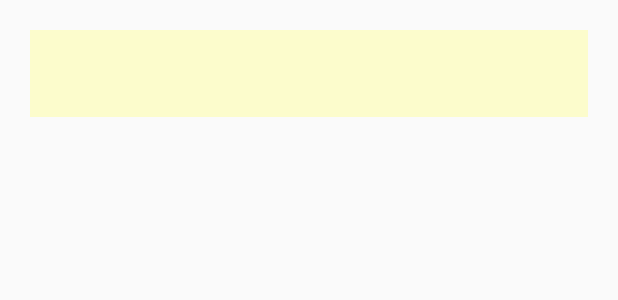
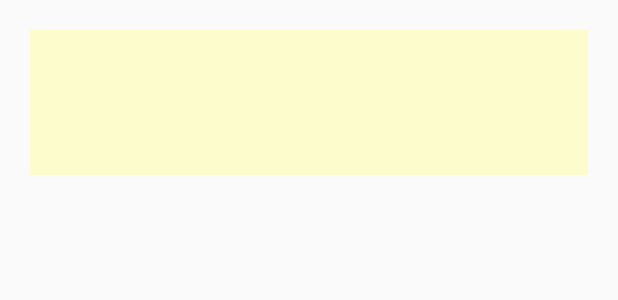
Before and after one commit to JeonK1/UnderTrail, an Android app: the layout raw_station.xml on its own in the app's theme, with its tools: preview values and no code run, on a phone screen of 412 x 824 dp. Shown: the top 300 px of the screen. Run offline under Robolectric (Android 15) with nearby library versions, the light colour scheme and no system bars.

Commit message:
complete to make functions

```diff
--- /dev/null
+++ b/app/src/main/java/com/example/undertrail/NearTrainInfo.kt
@@ -0,0 +1,4 @@
+package com.example.undertrail
+
+class NearTrainInfo(val lastStationName:String, val leftMinute: String) {
+}
--- /dev/null
+++ b/app/src/main/java/com/example/undertrail/QuickStationInfo.kt
@@ -0,0 +1,4 @@
+package com.example.undertrail
+
+class QuickStationInfo(val station:Station, val nearTrainInfo1: NearTrainInfo, val nearTrainInfo2: NearTrainInfo) {
+}
--- a/app/src/main/res/layout/raw_station.xml
+++ b/app/src/main/res/layout/raw_station.xml
@@ -18,5 +18,34 @@
         android:id="@+id/sDistance"
         android:layout_width="match_parent"
         android:layout_height="wrap_content"/>
-
+    <LinearLayout
+        android:orientation="horizontal"
+        android:layout_width="match_parent"
+        android:layout_height="wrap_content">
+        <TextView
+            android:id="@+id/leftMinTrail1"
+            android:layout_weight="1"
+            android:layout_width="match_parent"
+            android:layout_height="wrap_content"/>
+        <TextView
+            android:id="@+id/lastStationTrain1"
+            android:layout_weight="1"
+            android:layout_width="match_parent"
+            android:layout_height="wrap_content"/>
+    </LinearLayout>
+    <LinearLayout
+        android:orientation="horizontal"
+        android:layout_width="match_parent"
+        android:layout_height="wrap_content">
+        <TextView
+            android:id="@+id/leftMinTrail2"
+            android:layout_weight="1"
+            android:layout_width="match_parent"
+            android:layout_height="wrap_content"/>
+        <TextView
+            android:id="@+id/lastStationTrain2"
+            android:layout_weight="1"
+            android:layout_width="match_parent"
+            android:layout_height="wrap_content"/>
+    </LinearLayout>
 </LinearLayout>
```
Also changed, not shown: app/src/main/java/com/example/undertrail/DetailUnderTrailFragment.kt (+7 -2 lines), app/src/main/java/com/example/undertrail/MyDBHelper.kt (+66 -26 lines), app/src/main/java/com/example/undertrail/QuickUnderTrailFragment.kt (+9 -64 lines), app/src/main/java/com/example/undertrail/StationAdpater.kt (+15 -6 lines).
